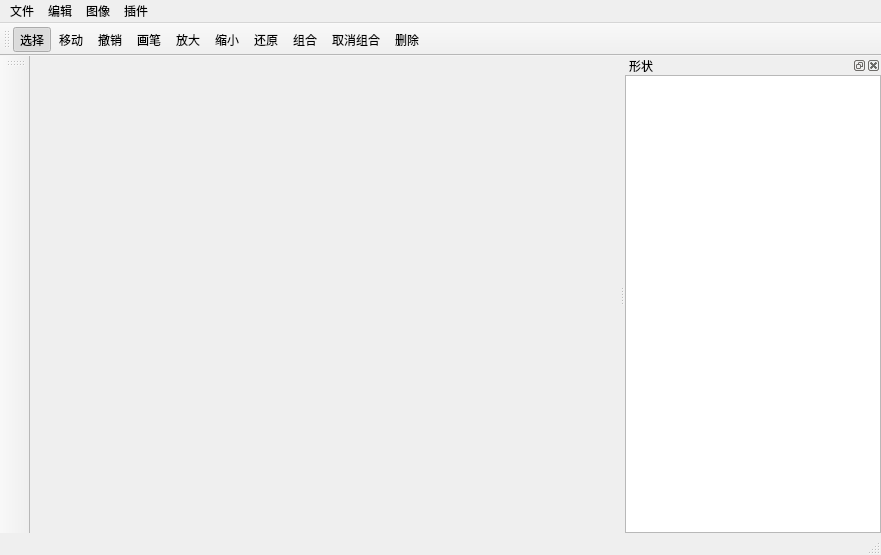
Before: the Qt Designer form mainwindow.ui in ITERATOR-ACM-TEAM/VIPainter, drawn with Qt 5.
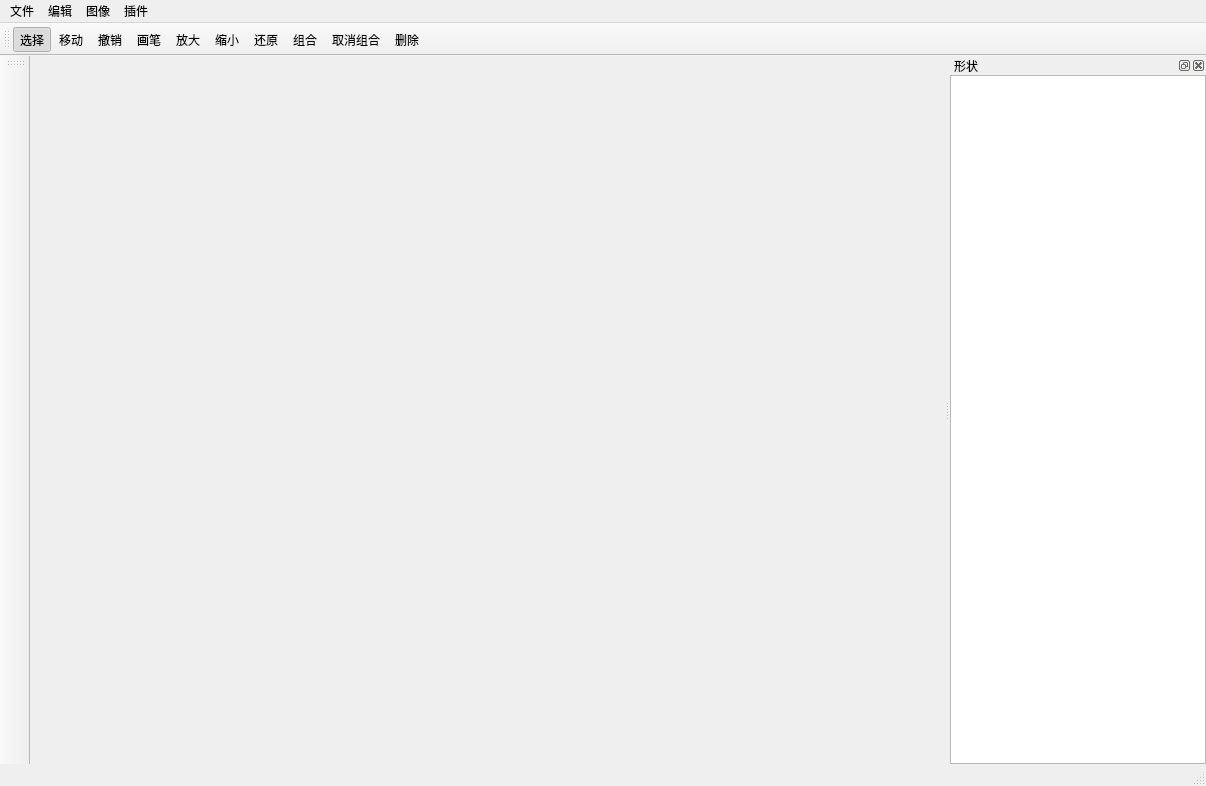
After: the same form once the commit is applied. Icons and pictures are not drawn.

Patch:
```diff
--- a/mainwindow.ui
+++ b/mainwindow.ui
@@ -6,8 +6,8 @@
    <rect>
     <x>0</x>
     <y>0</y>
-    <width>881</width>
-    <height>555</height>
+    <width>1206</width>
+    <height>786</height>
    </rect>
   </property>
   <property name="windowTitle">
@@ -19,8 +19,8 @@
     <rect>
      <x>0</x>
      <y>0</y>
-     <width>881</width>
-     <height>26</height>
+     <width>1206</width>
+     <height>29</height>
     </rect>
    </property>
    <property name="toolTip">
```
Left out of the diff: 20 changed lines with no effect on the pictures.
